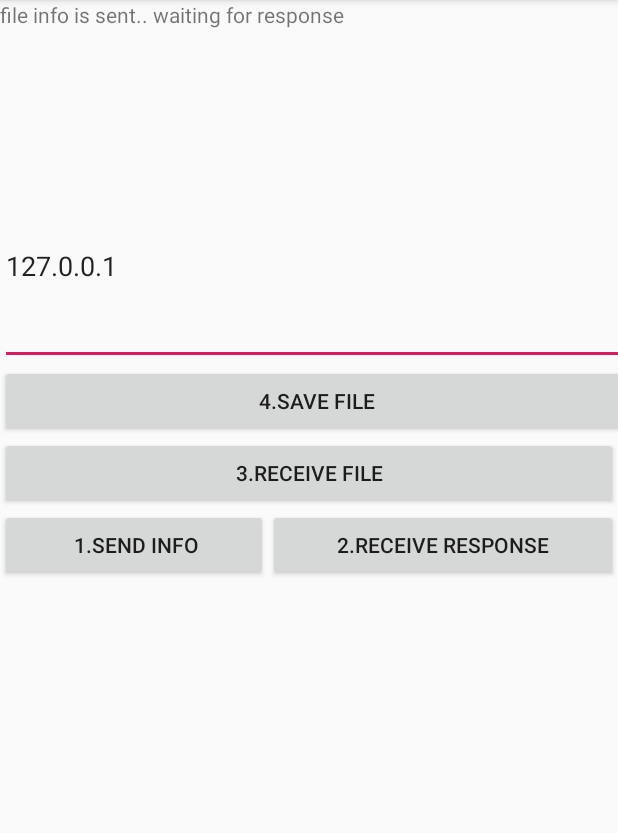
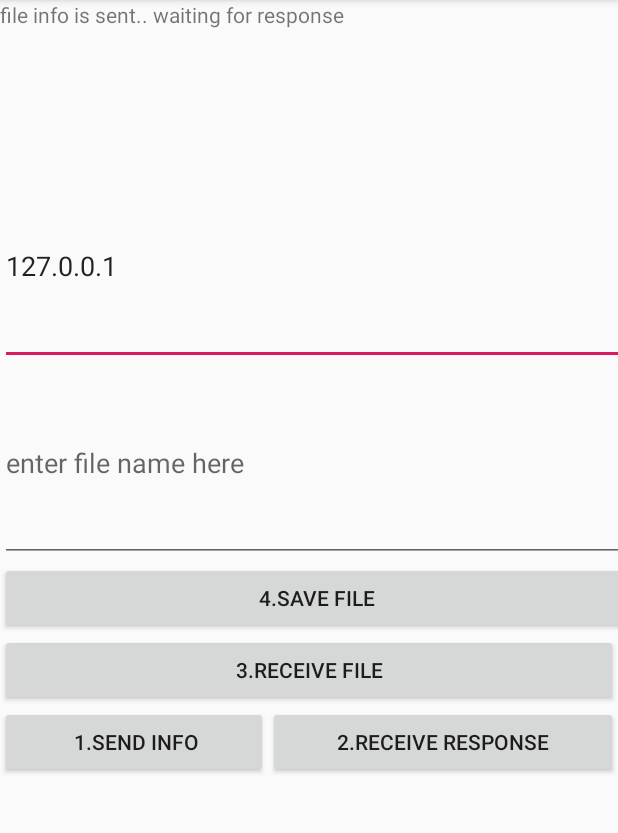
Before and after one commit to ManoharKoya/synerzy-android-client, an Android app: the screen it shows after launch (MainActivity), after a tap on "1.SEND INFO", on a phone screen of 412 x 824 dp, the part 84-917 px from its top. Run offline under Robolectric (Android 15) with nearby library versions, the light colour scheme and no system bars; 2 other taps on this screen came first.

Commit message:
added support to all files

```diff
--- a/synzerzy-client/app/src/main/java/com/example/synerzy_client/MainActivity.java
+++ b/synzerzy-client/app/src/main/java/com/example/synerzy_client/MainActivity.java
@@ -20,6 +20,7 @@ public class MainActivity extends AppCompatActivity {
     EditText ipEditText;
     TextView messageView;
     String fileName = "songReceived.mp3";
+    EditText fileNameEditText;
     Button sendInfoButton , receiveResponseButton , receiveFileButton , saveFileButton;
     @Override
     protected void onCreate(Bundle savedInstanceState) {
@@ -34,6 +35,7 @@ public class MainActivity extends AppCompatActivity {
 
         messageView = findViewById(R.id.messageView);
         ipEditText = findViewById(R.id.ipEditText);
+        fileNameEditText = findViewById(R.id.fileNameEditText);
 
 
         sendInfoButton.setOnClickListener(new View.OnClickListener() {
@@ -69,7 +71,7 @@ public class MainActivity extends AppCompatActivity {
 
 
     public void saveFile(View v){
-            myExternalFile = new File(getExternalFilesDir("f"),fileName);
+            myExternalFile = new File(getExternalFilesDir("f"),fileNameEditText.getText().toString());
         try {
             FileOutputStream fos = new FileOutputStream(myExternalFile);
             fos.write(fileReceiveClient.globalObj.byteArray,0,fileReceiveClient.globalObj.actualLength);
@@ -97,9 +99,10 @@ public class MainActivity extends AppCompatActivity {
         return false;
     }
     public void sendText(View v){
+        fileName = fileNameEditText.getText().toString();
         Toast.makeText(this , "the file info is sent",Toast.LENGTH_LONG).show();
         messageView.setText("file info is sent.. waiting for response");
-        messageSendClient msc = new messageSendClient(ipEditText.getText().toString(),13222,"songToSend.mp3",this);
+        messageSendClient msc = new messageSendClient(ipEditText.getText().toString(),13222,fileName,this);
         msc.execute();
     }
     public void receiveText(View v){
@@ -107,7 +110,6 @@ public class MainActivity extends AppCompatActivity {
         messageView.setText("waiting for response from server");
         messageReceiveClient mrc = new messageReceiveClient(ipEditText.getText().toString(),13223,this);
         mrc.execute();
-
     }
     public void recieveFile(View v){
         int portnum = 13232;
@@ -115,6 +117,4 @@ public class MainActivity extends AppCompatActivity {
         fileReceiveClient frc = new fileReceiveClient(ipEditText.getText().toString(),portnum,fileName,this);
         frc.execute();
     }
-
-
 }
--- a/synzerzy-client/app/src/main/res/layout/activity_main.xml
+++ b/synzerzy-client/app/src/main/res/layout/activity_main.xml
@@ -21,6 +21,14 @@
         android:inputType="textPersonName"
         android:hint="ip address"
         android:text="127.0.0.1"
+        />
+    <EditText
+        android:id="@+id/fileNameEditText"
+        android:layout_width="424dp"
+        android:layout_height="131dp"
+        android:ems="10"
+        android:inputType="textPersonName"
+        android:hint="enter file name here"
         />
 
 
```
